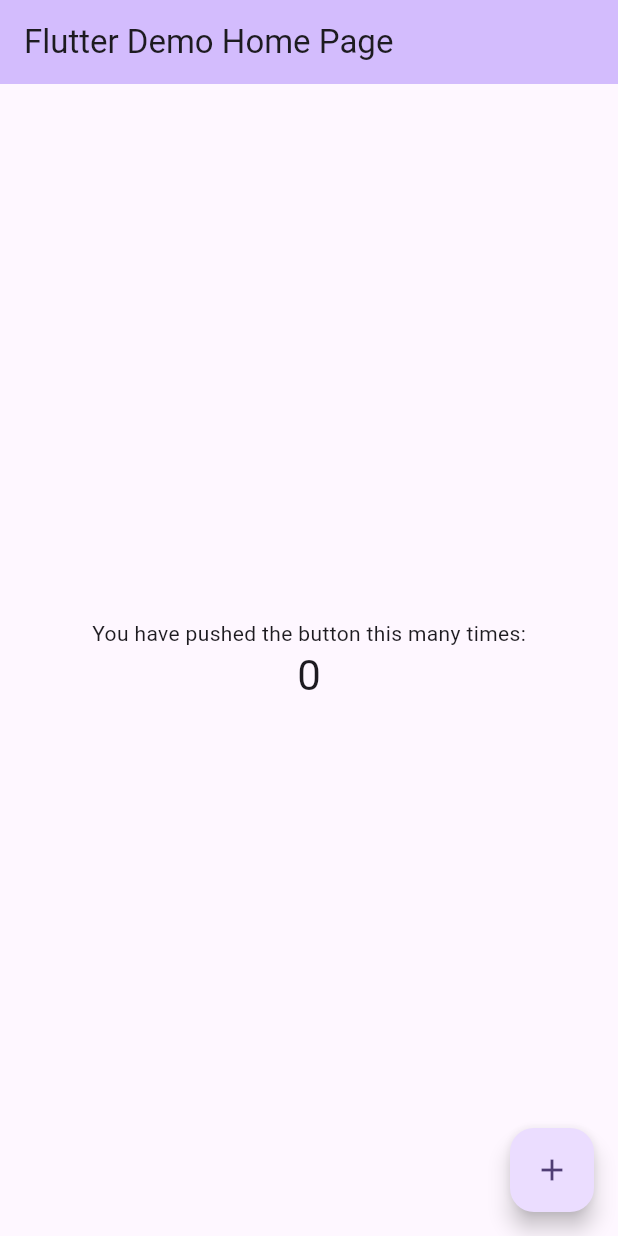
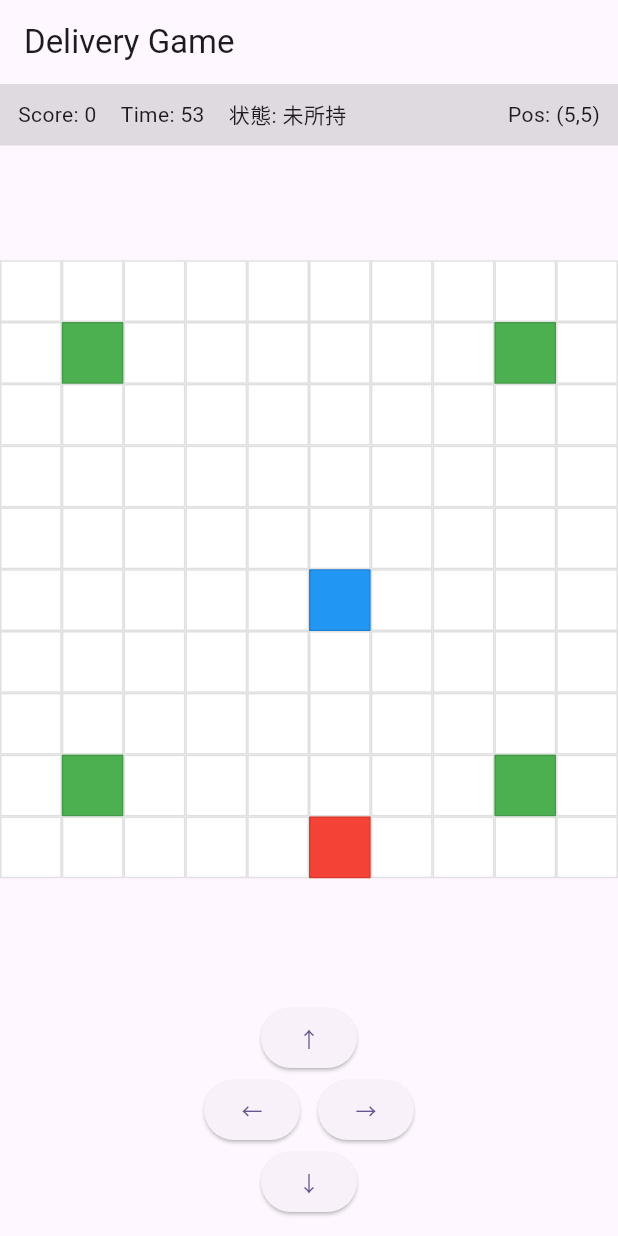
Before and after one commit to morihisashi/delivery_game, a Flutter app: the screen it shows after launch, on a phone screen of 412 x 824 dp. Run offline on Flutter 3.47's test engine with Material 3 defaults, Android fonts, the phone set to English and light mode, and no system bars.

Commit message:
最小限動くように開発

```diff
--- /dev/null
+++ b/lib/controllers/game_controller.dart
@@ -0,0 +1,153 @@
+import 'dart:async';
+import 'dart:math';
+
+import 'package:flutter/foundation.dart';
+
+import '../models/direction.dart';
+import '../models/game_status.dart';
+import '../models/position.dart';
+
+class GameController {
+  static const int gridSize = 10;
+  static const int initialTimeSeconds = 60;
+
+  GameController({Random? random}) : _random = random ?? Random();
+
+  final Random _random;
+
+  Timer? _timer;
+  VoidCallback? onTick;
+
+  Position playerPosition = const Position(5, 5);
+
+  final Set<Position> storePositions = {
+    const Position(1, 1),
+    const Position(1, 8),
+    const Position(5, 5),
+    const Position(8, 1),
+    const Position(8, 8),
+  };
+
+  Position targetPosition = const Position(0, 0);
+
+  bool hasPackage = false;
+  int score = 0;
+  int timeLeft = initialTimeSeconds;
+  GameStatus gameStatus = GameStatus.playing;
+
+  void resetGame() {
+    stopTimer();
+
+    playerPosition = const Position(5, 5);
+    hasPackage = false;
+    score = 0;
+    timeLeft = initialTimeSeconds;
+    gameStatus = GameStatus.playing;
+
+    targetPosition = spawnTarget(avoidCurrentTarget: false);
+
+    onTick?.call();
+  }
+
+  void startTimer() {
+    stopTimer();
+
+    if (gameStatus != GameStatus.playing) return;
+
+    _timer = Timer.periodic(const Duration(seconds: 1), (_) {
+      if (gameStatus != GameStatus.playing) {
+        stopTimer();
+        return;
+      }
+
+      if (timeLeft > 0) timeLeft--;
+
+      if (timeLeft <= 0) {
+        timeLeft = 0;
+        gameStatus = GameStatus.finished;
+        stopTimer();
+      }
+
+      onTick?.call();
+    });
+  }
+
+  void stopTimer() {
+    _timer?.cancel();
+    _timer = null;
+  }
+
+  void dispose() {
+    stopTimer();
+  }
+
+  void step(Direction dir) {
+    if (gameStatus != GameStatus.playing) return;
+    if (timeLeft <= 0) return;
+
+    movePlayer(dir);
+    pickupIfOnStore();
+    deliverIfOnTarget();
+
+    onTick?.call();
+  }
+
+  void movePlayer(Direction dir) {
+    final next = _moved(playerPosition, dir);
+    if (_isInBounds(next)) {
+      playerPosition = next;
+    }
+  }
+
+  void pickupIfOnStore() {
+    if (storePositions.contains(playerPosition)) {
+      hasPackage = true;
+    }
+  }
+
+  void deliverIfOnTarget() {
+    if (hasPackage && playerPosition == targetPosition) {
+      score += 1;
+      hasPackage = false;
+      targetPosition = spawnTarget(avoidCurrentTarget: true);
+    }
+  }
+
+  Position spawnTarget({required bool avoidCurrentTarget}) {
+    final current = targetPosition;
+
+    final candidates = <Position>[];
+    for (var y = 0; y < gridSize; y++) {
+      for (var x = 0; x < gridSize; x++) {
+        final p = Position(x, y);
+        if (storePositions.contains(p)) continue;
+        if (p == playerPosition) continue;
+        if (avoidCurrentTarget && p == current) continue;
+        candidates.add(p);
+      }
+    }
+
+    if (candidates.isEmpty) {
+      return current;
+    }
+
+    candidates.shuffle(_random);
+    return candidates.first;
+  }
+
+  Position _moved(Position p, Direction dir) {
+    switch (dir) {
+      case Direction.up:
+        return Position(p.x, p.y - 1);
+      case Direction.down:
+        return Position(p.x, p.y + 1);
+      case Direction.left:
+        return Position(p.x - 1, p.y);
+      case Direction.right:
+        return Position(p.x + 1, p.y);
+    }
+  }
+
+  bool _isInBounds(Position p) =>
+      p.x >= 0 && p.x < gridSize && p.y >= 0 && p.y < gridSize;
+}
--- a/lib/main.dart
+++ b/lib/main.dart
@@ -1,122 +1,23 @@
 import 'package:flutter/material.dart';
 
+import 'screens/game_screen.dart';
+
 void main() {
-  runApp(const MyApp());
+  runApp(const DeliveryGameApp());
 }
 
-class MyApp extends StatelessWidget {
-  const MyApp({super.key});
+class DeliveryGameApp extends StatelessWidget {
+  const DeliveryGameApp({super.key});
 
-  // This widget is the root of your application.
   @override
   Widget build(BuildContext context) {
     return MaterialApp(
-      title: 'Flutter Demo',
+      title: 'Delivery Game',
       theme: ThemeData(
-        // This is the theme of your application.
-        //
-        // TRY THIS: Try running your application with "flutter run". You'll see
-        // the application has a purple toolbar. Then, without quitting the app,
-        // try changing the seedColor in the colorScheme below to Colors.green
-        // and then invoke "hot reload" (save your changes or press the "hot
-        // reload" button in a Flutter-supported IDE, or press "r" if you used
-        // the command line to start the app).
-        //
-        // Notice that the counter didn't reset back to zero; the application
-        // state is not lost during the reload. To reset the state, use hot
-        // restart instead.
-        //
-        // This works for code too, not just values: Most code changes can be
-        // tested with just a hot reload.
-        colorScheme: .fromSeed(seedColor: Colors.deepPurple),
+        useMaterial3: true,
+        colorScheme: ColorScheme.fromSeed(seedColor: Colors.deepPurple),
       ),
-      home: const MyHomePage(title: 'Flutter Demo Home Page'),
+      home: const GameScreen(),
     );
   }
 }
-
-class MyHomePage extends StatefulWidget {
-  const MyHomePage({super.key, required this.title});
-
-  // This widget is the home page of your application. It is stateful, meaning
-  // that it has a State object (defined below) that contains fields that affect
-  // how it looks.
-
-  // This class is the configuration for the state. It holds the values (in this
-  // case the title) provided by the parent (in this case the App widget) and
-  // used by the build method of the State. Fields in a Widget subclass are
-  // always marked "final".
-
-  final String title;
-
-  @override
-  State<MyHomePage> createState() => _MyHomePageState();
-}
-
-class _MyHomePageState extends State<MyHomePage> {
-  int _counter = 0;
-
-  void _incrementCounter() {
-    setState(() {
-      // This call to setState tells the Flutter framework that something has
-      // changed in this State, which causes it to rerun the build method below
-      // so that the display can reflect the updated values. If we changed
-      // _counter without calling setState(), then the build method would not be
-      // called again, and so nothing would appear to happen.
-      _counter++;
-    });
-  }
-
-  @override
-  Widget build(BuildContext context) {
-    // This method is rerun every time setState is called, for instance as done
-    // by the _incrementCounter method above.
-    //
-    // The Flutter framework has been optimized to make rerunning build methods
-    // fast, so that you can just rebuild anything that needs updating rather
-    // than having to individually change instances of widgets.
-    return Scaffold(
-      appBar: AppBar(
-        // TRY THIS: Try changing the color here to a specific color (to
-        // Colors.amber, perhaps?) and trigger a hot reload to see the AppBar
-        // change color while the other colors stay the same.
-        backgroundColor: Theme.of(context).colorScheme.inversePrimary,
-        // Here we take the value from the MyHomePage object that was created by
-        // the App.build method, and use it to set our appbar title.
-        title: Text(widget.title),
-      ),
-      body: Center(
-        // Center is a layout widget. It takes a single child and positions it
-        // in the middle of the parent.
-        child: Column(
-          // Column is also a layout widget. It takes a list of children and
-          // arranges them vertically. By default, it sizes itself to fit its
-          // children horizontally, and tries to be as tall as its parent.
-          //
-          // Column has various properties to control how it sizes itself and
-          // how it positions its children. Here we use mainAxisAlignment to
-          // center the children vertically; the main axis here is the vertical
-          // axis because Columns are vertical (the cross axis would be
-          // horizontal).
-          //
-          // TRY THIS: Invoke "debug painting" (choose the "Toggle Debug Paint"
-          // action in the IDE, or press "p" in the console), to see the
-          // wireframe for each widget.
-          mainAxisAlignment: .center,
-          children: [
-            const Text('You have pushed the button this many times:'),
-            Text(
-              '$_counter',
-              style: Theme.of(context).textTheme.headlineMedium,
-            ),
-          ],
-        ),
-      ),
-      floatingActionButton: FloatingActionButton(
-        onPressed: _incrementCounter,
-        tooltip: 'Increment',
-        child: const Icon(Icons.add),
-      ),
-    );
-  }
-}
--- /dev/null
+++ b/lib/models/direction.dart
@@ -0,0 +1 @@
+enum Direction { up, down, left, right }
--- /dev/null
+++ b/lib/models/game_status.dart
@@ -0,0 +1 @@
+enum GameStatus { playing, finished }
--- /dev/null
+++ b/lib/models/position.dart
@@ -0,0 +1,23 @@
+import 'package:flutter/foundation.dart';
+
+@immutable
+class Position {
+  const Position(this.x, this.y);
+
+  final int x;
+  final int y;
+
+  @override
+  bool operator ==(Object other) =>
+      identical(this, other) ||
+      other is Position &&
+          runtimeType == other.runtimeType &&
+          x == other.x &&
+          y == other.y;
+
+  @override
+  int get hashCode => Object.hash(x, y);
+
+  @override
+  String toString() => '($x,$y)';
+}
--- /dev/null
+++ b/lib/screens/game_screen.dart
@@ -0,0 +1,145 @@
+import 'package:flutter/material.dart';
+
+import '../controllers/game_controller.dart';
+import '../models/direction.dart';
+import '../models/game_status.dart';
+import '../models/position.dart';
+import '../widgets/grid_cell.dart';
+import '../widgets/hud_bar.dart';
+
+class GameScreen extends StatefulWidget {
+  const GameScreen({super.key});
+
+  @override
+  State<GameScreen> createState() => _GameScreenState();
+}
+
+class _GameScreenState extends State<GameScreen> {
+  late final GameController controller;
+
+  @override
+  void initState() {
+    super.initState();
+
+    controller = GameController();
+    controller.onTick = () => setState(() {});
+    controller.resetGame();
+    controller.startTimer();
+  }
+
+  @override
+  void dispose() {
+    controller.dispose();
+    super.dispose();
+  }
+
+  @override
+  Widget build(BuildContext context) {
+    final finished = controller.gameStatus == GameStatus.finished;
+
+    return Scaffold(
+      appBar: AppBar(title: const Text('Delivery Game')),
+      body: Column(
+        children: [
+          HudBar(controller: controller),
+          Expanded(
+            child: Center(
+              child: AspectRatio(
+                aspectRatio: 1,
+                child: GridView.builder(
+                  itemCount: GameController.gridSize * GameController.gridSize,
+                  physics: const NeverScrollableScrollPhysics(),
+                  gridDelegate: const SliverGridDelegateWithFixedCrossAxisCount(
+                    crossAxisCount: GameController.gridSize,
+                  ),
+                  itemBuilder: (context, index) {
+                    final x = index % GameController.gridSize;
+                    final y = index ~/ GameController.gridSize;
+
+                    final p = Position(x, y);
+
+                    final color = () {
+                      if (p == controller.playerPosition) return Colors.blue;
+                      if (controller.storePositions.contains(p)) {
+                        return Colors.green;
+                      }
+                      if (p == controller.targetPosition) return Colors.red;
+                      return Colors.white;
+                    }();
+
+                    return GridCell(color: color);
+                  },
+                ),
+              ),
+            ),
+          ),
+          if (finished)
+            Padding(
+              padding: const EdgeInsets.all(12),
+              child: Column(
+                children: [
+                  const Text('Game Over', style: TextStyle(fontSize: 20)),
+                  const SizedBox(height: 8),
+                  Text('Final Score: ${controller.score}'),
+                  const SizedBox(height: 8),
+                  ElevatedButton(
+                    onPressed: () {
+                      controller.resetGame();
+                      controller.startTimer();
+                    },
+                    child: const Text('Restart'),
+                  ),
+                ],
+              ),
+            )
+          else
+            _Controls(
+              onMove: (dir) {
+                controller.step(dir);
+              },
+            ),
+        ],
+      ),
+    );
+  }
+}
+
+class _Controls extends StatelessWidget {
+  const _Controls({required this.onMove});
+
+  final void Function(Direction dir) onMove;
+
+  @override
+  Widget build(BuildContext context) {
+    return Padding(
+      padding: const EdgeInsets.fromLTRB(12, 6, 12, 12),
+      child: Column(
+        mainAxisSize: MainAxisSize.min,
+        children: [
+          ElevatedButton(
+            onPressed: () => onMove(Direction.up),
+            child: const Text('↑'),
+          ),
+          Row(
+            mainAxisAlignment: MainAxisAlignment.center,
+            children: [
+              ElevatedButton(
+                onPressed: () => onMove(Direction.left),
+                child: const Text('←'),
+              ),
+              const SizedBox(width: 12),
+              ElevatedButton(
+                onPressed: () => onMove(Direction.right),
+                child: const Text('→'),
+              ),
+            ],
+          ),
+          ElevatedButton(
+            onPressed: () => onMove(Direction.down),
+            child: const Text('↓'),
+          ),
+        ],
+      ),
+    );
+  }
+}
--- /dev/null
+++ b/lib/widgets/grid_cell.dart
@@ -0,0 +1,17 @@
+import 'package:flutter/material.dart';
+
+class GridCell extends StatelessWidget {
+  const GridCell({super.key, required this.color});
+
+  final Color color;
+
+  @override
+  Widget build(BuildContext context) {
+    return Container(
+      decoration: BoxDecoration(
+        color: color,
+        border: Border.all(color: Colors.black12),
+      ),
+    );
+  }
+}
--- /dev/null
+++ b/lib/widgets/hud_bar.dart
@@ -0,0 +1,29 @@
+import 'package:flutter/material.dart';
+
+import '../controllers/game_controller.dart';
+
+class HudBar extends StatelessWidget {
+  const HudBar({super.key, required this.controller});
+
+  final GameController controller;
+
+  @override
+  Widget build(BuildContext context) {
+    final statusText = controller.hasPackage ? '配達中' : '未所持';
+    return Container(
+      padding: const EdgeInsets.symmetric(horizontal: 12, vertical: 10),
+      color: Colors.black12,
+      child: Row(
+        children: [
+          Text('Score: ${controller.score}'),
+          const SizedBox(width: 16),
+          Text('Time: ${controller.timeLeft}'),
+          const SizedBox(width: 16),
+          Text('状態: $statusText'),
+          const Spacer(),
+          Text('Pos: ${controller.playerPosition}'),
+        ],
+      ),
+    );
+  }
+}
```
Also changed, not shown: 1 other file.
